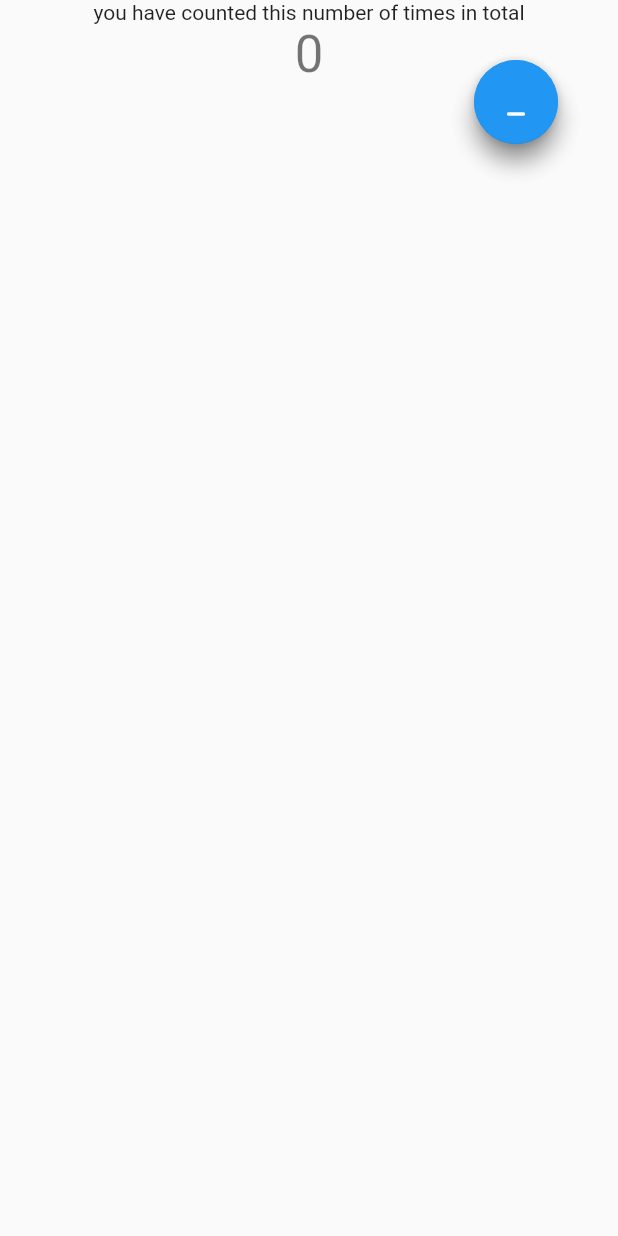
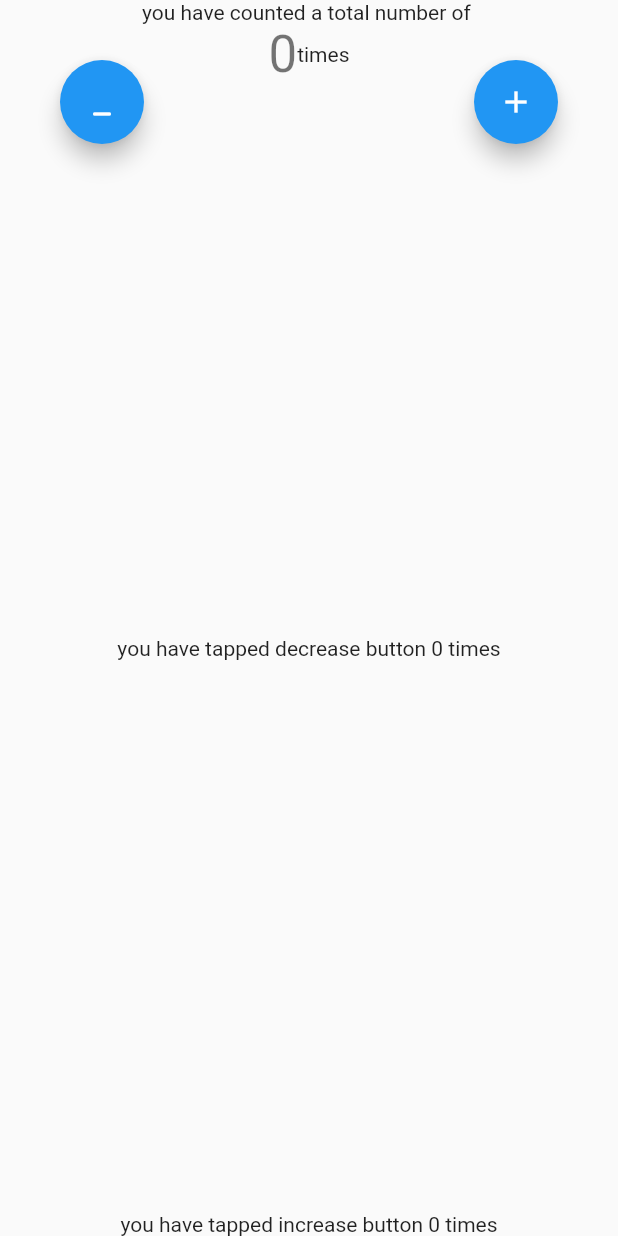
Before and after one commit to jxtSamFrimpong/ahomasuo247, a Flutter app: the screen it shows after launch, on a phone screen of 412 x 824 dp. Run offline on Flutter 3.47's test engine with Material 2 defaults, Android fonts, the phone set to English and light mode, and no system bars; our stand-ins replace sliding_up_panel.

Commit message:
eid fitr 1st commit

```diff
--- a/lib/views/providerpractise/providertrial.dart
+++ b/lib/views/providerpractise/providertrial.dart
@@ -8,19 +8,33 @@ class ProviderTrial extends StatelessWidget {
   @override
   Widget build(BuildContext context) {
 
-    var message = Provider.of<Counter>(context).getCounter;
+    var message = Provider.of<Counter>(context, listen: true).getCounter;
+    var increase = Provider.of<Counter>(context, listen: true).getIncreaseCount;
+    var decrease = Provider.of<Counter>(context, listen: true).getDecreaseCount;
 
     return Container(
       child: Stack(
         children: [
-          Center(
-            child: Column(
-              children: [
-                Text('you have counted this number of times in total'),
-                Text('$message',
-                    style: Theme.of(context).textTheme.headline4)
-              ]
-            ),
+          Column(
+            children: [
+              Center(child: Text('you have counted a total number of ')),
+              Center(
+                child: Row(
+                  mainAxisAlignment: MainAxisAlignment.center,
+                  children: [
+                    Text('$message',
+                        style: Theme.of(context).textTheme.headline4
+                    ),
+                    Text('times')
+                  ],
+                ),
+              ),
+
+              Spacer(),
+              Text('you have tapped decrease button ${decrease.toString()} times'),
+              Spacer(),
+              Text('you have tapped increase button ${increase.toString()} times')
+            ]
           ),
 
           Positioned(
@@ -35,7 +49,7 @@ class ProviderTrial extends StatelessWidget {
           ),
 
           Positioned(
-              right: 40,
+              left: 40,
               top: 40,
               child: FloatingActionButton(
                 child: Icon(Icons.minimize_rounded),
@@ -52,16 +66,32 @@ class ProviderTrial extends StatelessWidget {
 
 class Counter extends ChangeNotifier{
   var _count = 0;
+  var _incrementCount = 0;
+  var _decrementCount = 0;
 
   int get getCounter {
     return _count;
   }
 
+  int get getIncreaseCount{
+    return _incrementCount;
+  }
+
+  int get getDecreaseCount {
+    return _decrementCount;
+  }
+
   void incrementCounter() {
     _count += 1;
+    _incrementCount += 1;
+    notifyListeners();
+    //print(_count);
   }
 
   void decreamentCounter(){
     _count -= 1;
+    _decrementCount += 1;
+    notifyListeners();
+    //print(_count);
   }
 }
```
